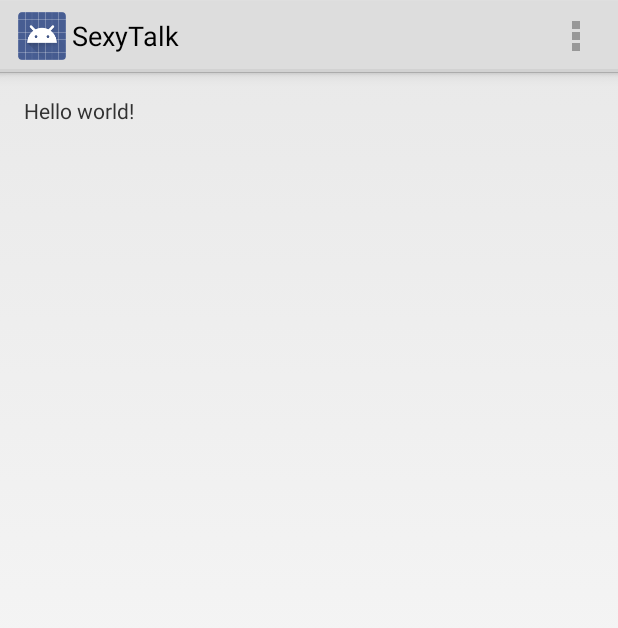
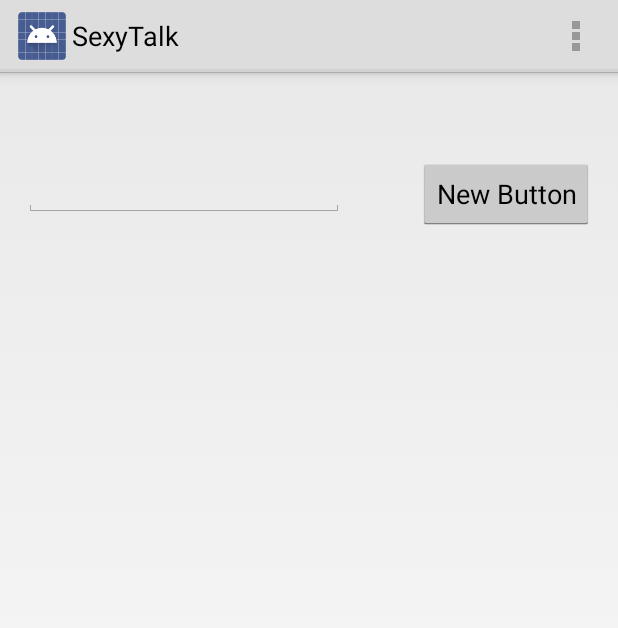
Before and after one commit to kazakovv/BB, an Android app: the EditPartnersActivity screen opened directly, with no data from a screen before it, on a phone screen of 412 x 824 dp. Shown: the top 628 px of the screen. Run offline under Robolectric (Android 15) with nearby library versions, the phone set to English and light mode, and no system bars; libraries missing offline, so code that uses them is left out: com.backendless, com.backendless.async, com.backendless.exceptions, com.backendless.persistence.

Commit message:
list with search working

```diff
--- a/app/src/main/java/com/victor/sexytalk/sexytalk/EditPartnersActivity.java
+++ b/app/src/main/java/com/victor/sexytalk/sexytalk/EditPartnersActivity.java
@@ -4,14 +4,36 @@ import android.app.Activity;
 import android.os.Bundle;
 import android.view.Menu;
 import android.view.MenuItem;
+import android.view.View;
+import android.widget.ArrayAdapter;
+import android.widget.Button;
+import android.widget.EditText;
+import android.widget.ListView;
+import android.widget.Toast;
+
+import com.backendless.Backendless;
+import com.backendless.BackendlessCollection;
+import com.backendless.BackendlessUser;
+import com.backendless.async.callback.AsyncCallback;
+import com.backendless.exceptions.BackendlessFault;
+import com.backendless.persistence.BackendlessDataQuery;
+import com.backendless.persistence.QueryOptions;
+
+import java.util.List;
 
 
 public class EditPartnersActivity extends Activity {
+    protected EditText searchField;
+    protected Button searchButton;
+    protected ListView listWithFoundUsers;
 
     @Override
     protected void onCreate(Bundle savedInstanceState) {
         super.onCreate(savedInstanceState);
         setContentView(R.layout.activity_edit_partners);
+        searchField = (EditText) findViewById(R.id.searchField);
+        searchButton = (Button) findViewById(R.id.searchButton);
+        listWithFoundUsers = (ListView) findViewById(R.id.listFoundUsers);
     }
 
 
@@ -19,7 +41,63 @@ public class EditPartnersActivity extends Activity {
     public boolean onCreateOptionsMenu(Menu menu) {
         // Inflate the menu; this adds items to the action bar if it is present.
         getMenuInflater().inflate(R.menu.menu_edit_partners, menu);
+
+        searchButton.setOnClickListener(new View.OnClickListener() {
+            @Override
+            public void onClick(View view) {
+                String textToSearch = searchField.getText().toString();
+                if(!textToSearch.equals("")) {
+                    String whereClause = "email='" + textToSearch + "'";
+                    BackendlessDataQuery query = new BackendlessDataQuery();
+                    query.setWhereClause(whereClause);
+
+                    Backendless.Data.of(BackendlessUser.class).find(query, new AsyncCallback<BackendlessCollection<BackendlessUser>>() {
+                        @Override
+                        public void handleResponse(BackendlessCollection<BackendlessUser> users) {
+                         //Sazdavame spisak s namerenite potrebiteli
+
+                            List<BackendlessUser> foundUsers = users.getData();
+                            int numberOfUsersFound  = foundUsers.size();
+
+                            if(numberOfUsersFound > 0) {
+                                //BackendlessUser foundUser = users.getCurrentPage().get(0);
+                                String[] userName = new String[numberOfUsersFound];
+                                for (int i = 0; i < numberOfUsersFound; i++) {
+                                    userName[i] = (String) foundUsers.get(0).getProperty(Statics.KEY_USERNAME);
+                                }
+                                ArrayAdapter<String> adapter = new ArrayAdapter<String>(
+                                        EditPartnersActivity.this,
+                                        android.R.layout.simple_list_item_checked,
+                                        userName
+                                );
+                                listWithFoundUsers.setAdapter(adapter);
+
+                            } else { //zatvariame check dali sme namerili neshto
+                            //TODO:tr da se napishe neshto, ako niama nishto namereno
+                            //TODO: da se izchisti spisaka, ako v nego veche ima neshot, etc.
+
+                            }
+                         }
+
+                        @Override
+                        public void handleFault(BackendlessFault backendlessFault) {
+                            Toast.makeText(EditPartnersActivity.this, R.string.general_server_error,
+                                    Toast.LENGTH_LONG).show();
+                        }
+                    });
+                } else { //zatrvariame check dali search field e prazno
+                    //display message che search e prazen
+                    Toast.makeText(EditPartnersActivity.this, R.string.empty_search_field_message,
+                            Toast.LENGTH_LONG).show();
+
+                }
+
+
+            }
+        });
+
         return true;
+
     }
 
     @Override
--- a/app/src/main/java/com/victor/sexytalk/sexytalk/SendTo.java
+++ b/app/src/main/java/com/victor/sexytalk/sexytalk/SendTo.java
@@ -111,6 +111,10 @@ public class SendTo extends ListActivity {
              public void handleResponse(BackendlessCollection<BackendlessUser> collection) {
                  if (collection.getCurrentPage().isEmpty()) {
                      //no partners
+                     //TODO: ne raboti toya check
+                     //TODO: Crashes if there are no partners!!!!!
+                     //TODO: needs A FIX
+
                      AlertDialog.Builder builder = new AlertDialog.Builder(SendTo.this);
                      builder.setTitle(R.string.error_title)
                              .setMessage(R.string.general_error_message)
@@ -124,8 +128,6 @@ public class SendTo extends ListActivity {
 
                          mPartners = (BackendlessUser[]) user.getProperty(Statics.KEY_PARTNERS);
 
-                         //TODO: Crashes if there are no partners!!!!!
-                         //TODO: needs A FIX
 
                          int numberOfPartners = mPartners.length;
 
--- a/app/src/main/res/layout/activity_edit_partners.xml
+++ b/app/src/main/res/layout/activity_edit_partners.xml
@@ -1,4 +1,5 @@
-<RelativeLayout xmlns:android="http://schemas.android.com/apk/res/android"
+<RelativeLayout
+    xmlns:android="http://schemas.android.com/apk/res/android"
     xmlns:tools="http://schemas.android.com/tools" android:layout_width="match_parent"
     android:layout_height="match_parent" android:paddingLeft="@dimen/activity_horizontal_margin"
     android:paddingRight="@dimen/activity_horizontal_margin"
@@ -6,7 +7,31 @@
     android:paddingBottom="@dimen/activity_vertical_margin"
     tools:context="com.victor.sexytalk.sexytalk.EditPartnersActivity">
 
-    <TextView android:text="@string/hello_world" android:layout_width="wrap_content"
-        android:layout_height="wrap_content" />
+    <EditText
+        android:layout_width="wrap_content"
+        android:layout_height="wrap_content"
+        android:inputType="textEmailAddress"
+        android:ems="10"
+        android:id="@+id/searchField"
+        android:layout_alignParentTop="true"
+        android:layout_alignParentLeft="true"
+        android:layout_alignParentStart="true"
+        android:layout_marginTop="41dp" />
 
+    <Button
+        android:layout_width="wrap_content"
+        android:layout_height="wrap_content"
+        android:text="New Button"
+        android:id="@+id/searchButton"
+        android:layout_alignTop="@+id/searchField"
+        android:layout_alignParentRight="true"
+        android:layout_alignParentEnd="true" />
+
+    <ListView
+        android:layout_width="wrap_content"
+        android:layout_height="wrap_content"
+        android:id="@+id/listFoundUsers"
+        android:layout_below="@+id/searchButton"
+        android:layout_alignParentLeft="true"
+        android:layout_alignParentStart="true" />
 </RelativeLayout>
--- a/app/src/main/res/values/strings.xml
+++ b/app/src/main/res/values/strings.xml
@@ -88,6 +88,8 @@
     <string name="selection_saved_successfully">Your selection was saved</string>
     <string name="selection_not_saved">Your selection was not saved due to a server problem </string>
     <string name="logout_error">Can\'t log out due to a server error</string>
+    <string name="empty_search_field_message">Please enter a valid email address</string>
+    <string name="general_server_error">Sorry, there was a server error</string>
     <string-array name="camera_choices">
         <item>Take Picture</item>
         <item>Take Video</item>
```
Also changed, not shown: app/src/main/java/com/victor/sexytalk/sexytalk/FragmentLoveDays.java (+8 -8 lines).
